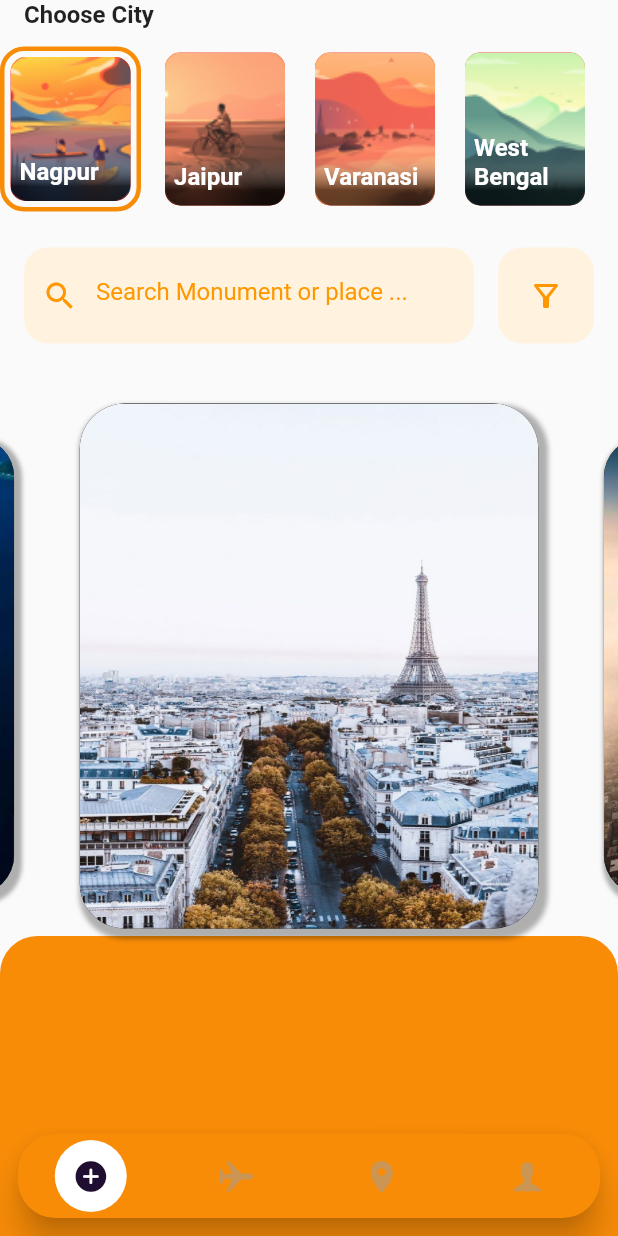
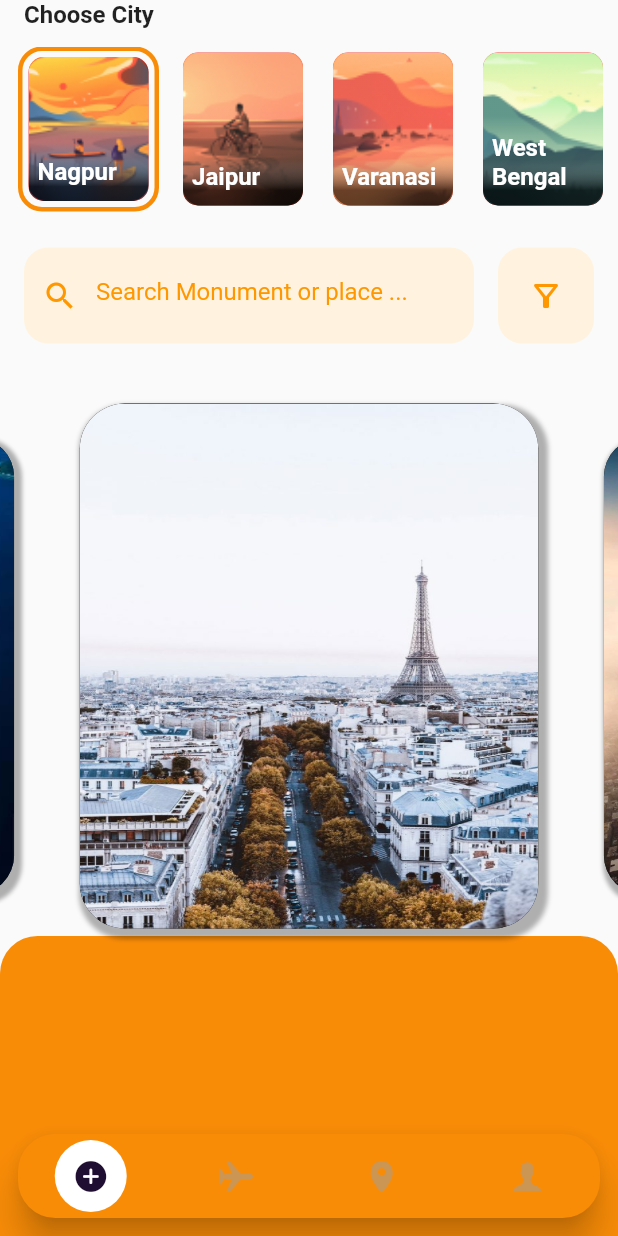
Before and after one commit to rishabh0906/WinAR-SIH-App, a Flutter app: the screen it shows after launch, on a phone screen of 412 x 824 dp. Run offline on Flutter 3.47's test engine with Material 2 defaults, Android fonts, the light colour scheme and no system bars; drawn by our look-alikes of carousel_slider, flutter_snake_navigationbar; our stand-ins replace flutter_rating_bar, get, google_nav_bar; missing offline and left inert: device_apps.

Commit message:
Home page completed

```diff
--- a/lib/homepage.dart
+++ b/lib/homepage.dart
@@ -57,23 +57,19 @@ class _HomePageState extends State<HomePage> {
               margin: EdgeInsets.symmetric(vertical: 12),
               height: 110,
               // color: Colors.red,
-              child: ListView.separated(
+              child: ListView(
+                physics: BouncingScrollPhysics(),
                 scrollDirection: Axis.horizontal,
-                physics: BouncingScrollPhysics(),
-                itemCount: listOfTopDestination.length ,
-                itemBuilder: (context, index){
+                children: [
+                  SizedBox(width: 12,),
+                  ...List.generate(listOfTopDestination.length, (index) {
                     final item = listOfTopDestination[index];
-                  // if(index == 0){
-                  //   return SizedBox(width: 0,);
-                  // }
-                  // if(index == _itemLength + 1){
-                  //   return SizedBox(width: 0,);
-                  // }
                     return GestureDetector(
                       onTap: (){
                         onCityChosen(item.id!);
                       },
                       child: Container(
+                        margin: EdgeInsets.only(right: 12),
                         padding: EdgeInsets.all(4),
 
                         decoration: BoxDecoration(
@@ -116,12 +112,9 @@ class _HomePageState extends State<HomePage> {
                         ),
                       ),
                     );
-
-                },
-                separatorBuilder: (BuildContext context, int index) {
-                  return SizedBox(width: 12,);
-                },
-              ),
+                  }),
+                ],
+              )
             ),
 
             SizedBox(height: 12,),
```
Lines whose indentation alone changed are shown as unchanged.
